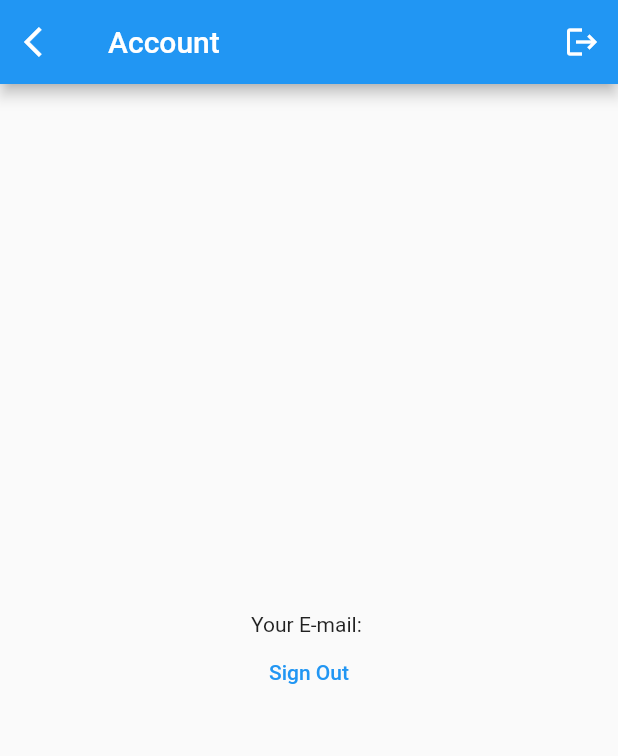
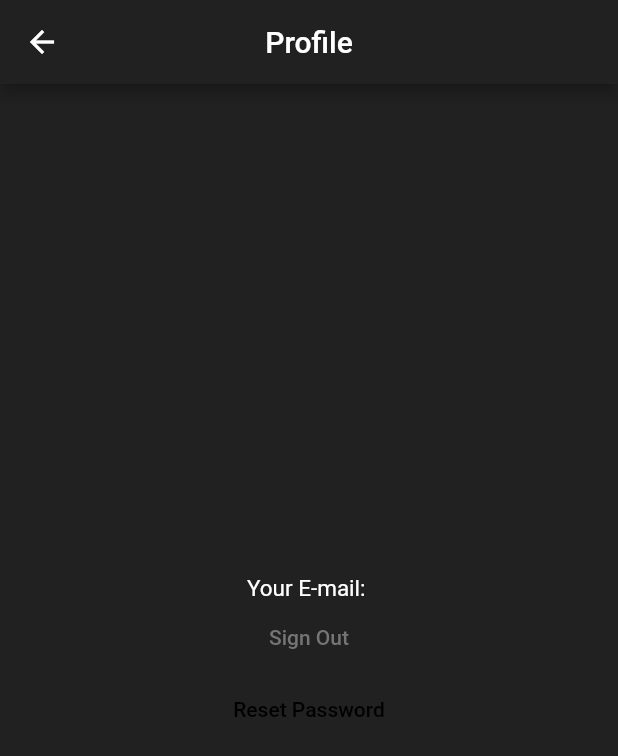
Before and after one commit to AndriiLoto/e_book, a Flutter app: the ProfileScreen screen opened by its route, on a phone screen of 412 x 824 dp. Shown: the top 756 px of the screen. Run offline on Flutter 3.47's test engine with Material 2 defaults, Android fonts, the phone set to English and light mode, and no system bars; our stand-ins replace email_validator, firebase_auth, firebase_core; accounts and stored records are empty; Roboto replaces fonts that are missing (e-Ukraine).

Commit message:
reset password and some minor changes for UI

```diff
--- a/lib/main.dart
+++ b/lib/main.dart
@@ -1,5 +1,6 @@
 import 'package:e_book/screens/book_screen.dart';
 import 'package:e_book/screens/profileScreen.dart';
+import 'package:e_book/screens/reset_passwords_screen.dart';
 import 'package:e_book/screens/sign_in_page.dart';
 import 'package:e_book/screens/sign_up_page.dart';
 import 'package:e_book/services/firebase_stream.dart';
@@ -44,6 +45,7 @@ class MyApp extends StatelessWidget {
         BookScreenWidget.routeName: (_) => BookScreenWidget(),
         SignUpPage.routeName: (context) => SignUpPage(),
         ProfileScreen.routName: (context) => ProfileScreen(),
+        ResetPasswordScreen.routeName: (context) => ResetPasswordScreen()
       },
       initialRoute: FirebaseStream.routeName,
     );
--- a/lib/screens/profileScreen.dart
+++ b/lib/screens/profileScreen.dart
@@ -1,3 +1,4 @@
+import 'package:e_book/screens/reset_passwords_screen.dart';
 import 'package:e_book/widgets/main_page_widget.dart';
 import 'package:firebase_auth/firebase_auth.dart';
 import 'package:flutter/material.dart';
@@ -24,35 +25,44 @@ class _ProfileScreenState extends State<ProfileScreen> {
 
   @override
   Widget build(BuildContext context) {
+    final navigator = Navigator.of(context);
     return Scaffold(
+      backgroundColor: Colors.grey[900],
       resizeToAvoidBottomInset: false,
       appBar: AppBar(
-        leading: IconButton(
-          onPressed: () {
-            Navigator.pop(context);
-          },
-          icon: const Icon(
-            Icons.arrow_back_ios, // add custom icons also
-          ),
+        backgroundColor: Colors.grey[900],
+        centerTitle: true,
+        title: const Text(
+          'Profile',
+          style: TextStyle(fontFamily: 'e-Ukraine', fontSize: 20),
         ),
-        title: const Text('Account'),
-        actions: [
-          IconButton(
-            icon: const Icon(Icons.logout),
-            tooltip: 'Open shopping cart',
-            onPressed: () => signOut(),
-          ),
-        ],
       ),
       body: Center(
         child: Column(
           mainAxisAlignment: MainAxisAlignment.center,
           children: [
-            Text('Your E-mail: ${user?.email}'),
+            Text(
+              'Your E-mail: ${user?.email}',
+              style: const TextStyle(
+                  fontFamily: 'e-Ukraine', fontSize: 15, color: Colors.white),
+            ),
             TextButton(
               onPressed: () => signOut(),
-              child: const Text('Sign Out'),
+              child: Text(
+                'Sign Out',
+                style: TextStyle(color: Colors.grey[600]),
+              ),
             ),
+            TextButton(
+              onPressed: () =>
+                  navigator.pushNamed(ResetPasswordScreen.routeName),
+              child: const Text(
+                'Reset Password',
+                style: TextStyle(
+                  color: Colors.black,
+                ),
+              ),
+            )
           ],
         ),
       ),
--- a/lib/screens/settings_screen.dart
+++ b/lib/screens/settings_screen.dart
@@ -15,7 +15,7 @@ class _SettingsScreenState extends State<SettingsScreen> {
   final user = FirebaseAuth.instance.currentUser;
   void checkUser() {
     if (user == null) {
-      Navigator.of(context).pushReplacementNamed(LogInPage.routeName);
+      Navigator.of(context).pushNamed(LogInPage.routeName);
     } else {
       Navigator.of(context).pushNamed(ProfileScreen.routName);
     }
```
Also changed, not shown: lib/screens/reset_passwords_screen.dart (added, +140 -0 lines), lib/screens/sign_in_page.dart (+68 -26 lines), lib/screens/sign_up_page.dart (+6 -3 lines), lib/screens/verifyEmailScreen.dart (+21 -10 lines).
